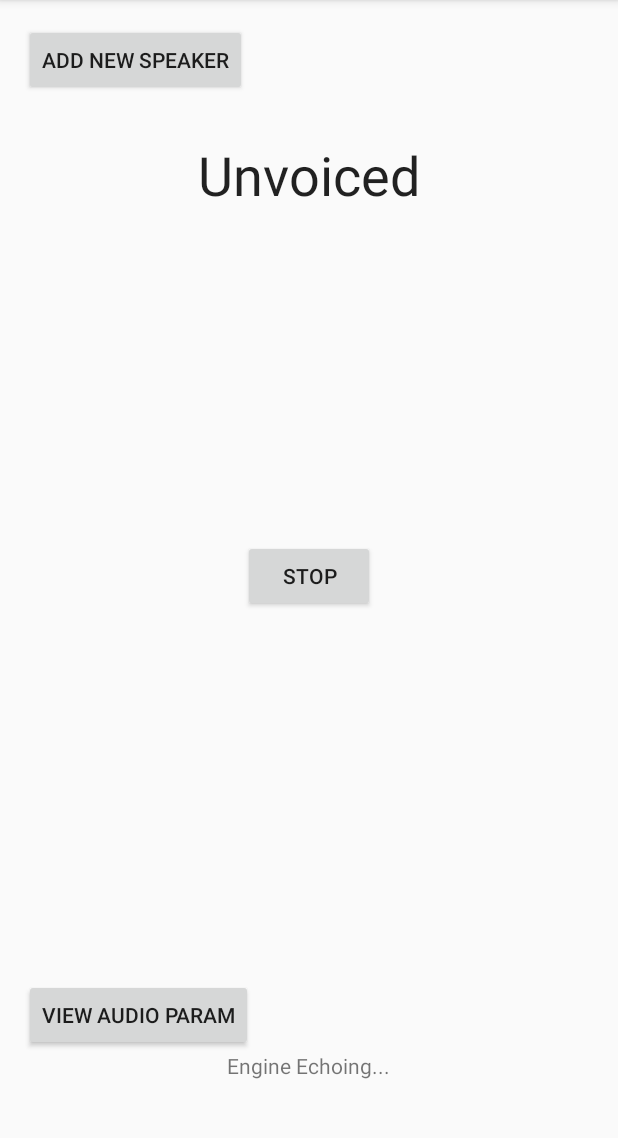
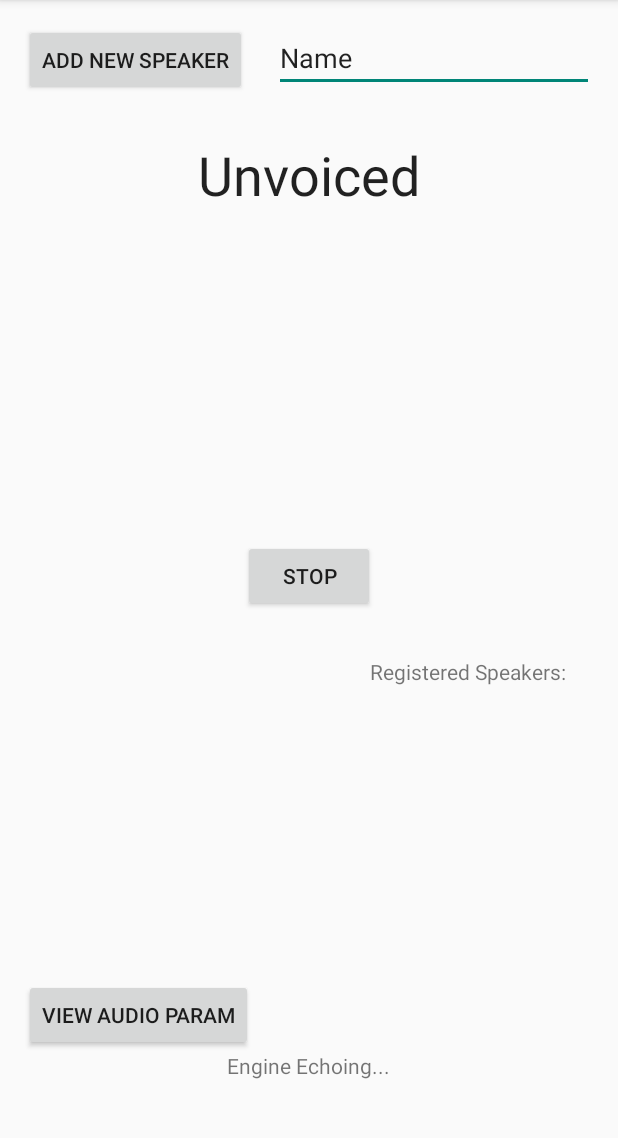
Before and after one commit to seedship/speaker_recognition, an Android app: the screen it shows after launch (MainActivity), after a tap on "START", on a phone screen of 412 x 824 dp, the part 84-1222 px from its top. Run offline under Robolectric (Android 15) with nearby library versions, the phone set to English and light mode, and no system bars; 8 statements that could not run were skipped.

Commit message:
milestone 2 working

```diff
--- a/app/src/main/java/com/ece420/lab4/MainActivity.java
+++ b/app/src/main/java/com/ece420/lab4/MainActivity.java
@@ -34,11 +34,13 @@ import android.view.MenuItem;
 import android.view.View;
 import android.view.WindowManager;
 import android.widget.Button;
+import android.widget.EditText;
 import android.widget.TextView;
 import android.widget.Toast;
 
 import java.util.Timer;
 import java.util.TimerTask;
+import java.util.HashMap;
 
 
 public class MainActivity extends Activity
@@ -48,6 +50,8 @@ public class MainActivity extends Activity
     Button   controlButton;
     Button   addButton;
     TextView statusView;
+    TextView speakerView;
+    EditText nameInput;
     static TextView freq_view;
     String  nativeSampleRate;
     String  nativeSampleBufSize;
@@ -57,6 +61,8 @@ public class MainActivity extends Activity
     // Static Values
     private static final int AUDIO_ECHO_REQUEST = 0;
     private static final int FRAME_SIZE = 1024;
+
+    HashMap<Integer, String> nameMap;
 
     @Override
     protected void onCreate(Bundle savedInstanceState) {
@@ -69,6 +75,8 @@ public class MainActivity extends Activity
         controlButton = (Button)findViewById((R.id.capture_control_button));
         addButton = (Button)findViewById(R.id.addspeaker);
         statusView = (TextView)findViewById(R.id.statusView);
+        nameInput = (EditText)findViewById(R.id.nameInput);
+        speakerView = (TextView)findViewById(R.id.speakerView);
         queryNativeAudioParameters();
         // initialize native audio system
         updateNativeAudioUI();
@@ -77,6 +85,8 @@ public class MainActivity extends Activity
         }
 
         init();
+
+        nameMap = new HashMap<>();
 
         // Setup UI
         freq_view = (TextView)findViewById(R.id.textFrequency);
@@ -159,7 +169,18 @@ public class MainActivity extends Activity
     public void onAddNewSpeakerClick(View view){
         addSpeaker = !addSpeaker;
         if(addSpeaker){
+            String name = nameInput.getText().toString();
+            if(nameMap.containsValue(name)){
+                //TODO add popup window
+                addSpeaker = !addSpeaker;
+                return;
+            }
             addButton.setText("Done Adding");
+            String speakers = speakerView.getText().toString();
+            speakers += "\n";
+            speakers += name;
+            speakerView.setText(speakers);
+            nameMap.put(getCurrentSpeaker(), name);
             startAdd();
         } else {
             addButton.setText("Add New Speaker");
@@ -272,9 +293,14 @@ public class MainActivity extends Activity
 
         protected void onProgressUpdate(Integer... newFreq) {
             if (newFreq[0] >= 0) {
-                freq_view.setText("Speaker #" + Integer.toString(newFreq[0].intValue()));
+                String name = nameMap.get(newFreq[0].intValue());
+                freq_view.setText(name);
+            } else if(newFreq[0] == -1) {
+                freq_view.setText("Unvoiced");
+            } else if(newFreq[0] == -2) {
+                freq_view.setText("No Registered Speakers");
             } else {
-                freq_view.setText("Unvoiced");
+                freq_view.setText("Unknown code");
             }
         }
     }
@@ -306,4 +332,6 @@ public class MainActivity extends Activity
     public static native void doneAdd();
 
     public static native void init();
+
+    public static native int getCurrentSpeaker();
 }
--- a/app/src/main/res/layout/activity_main.xml
+++ b/app/src/main/res/layout/activity_main.xml
@@ -31,6 +31,15 @@
         android:layout_alignParentBottom="true"/>
 
     <TextView
+        android:id="@+id/speakerView"
+        android:layout_width="149dp"
+        android:layout_height="314dp"
+        android:layout_alignParentRight="true"
+        android:layout_alignParentBottom="true"
+        android:layout_marginRight="0dp"
+        android:text="Registered Speakers:" />
+
+    <TextView
         android:id="@+id/textFrequency"
         android:layout_width="wrap_content"
         android:layout_height="wrap_content"
@@ -48,4 +57,13 @@
         android:onClick="onAddNewSpeakerClick"
         android:text="Add New Speaker" />
 
+    <EditText
+        android:id="@+id/nameInput"
+        android:layout_width="wrap_content"
+        android:layout_height="wrap_content"
+        android:ems="10"
+        android:inputType="textPersonName"
+        android:text="Name"
+        android:layout_alignParentRight="true"/>
+
 </RelativeLayout>
```
Also changed, not shown: 3 other files.
